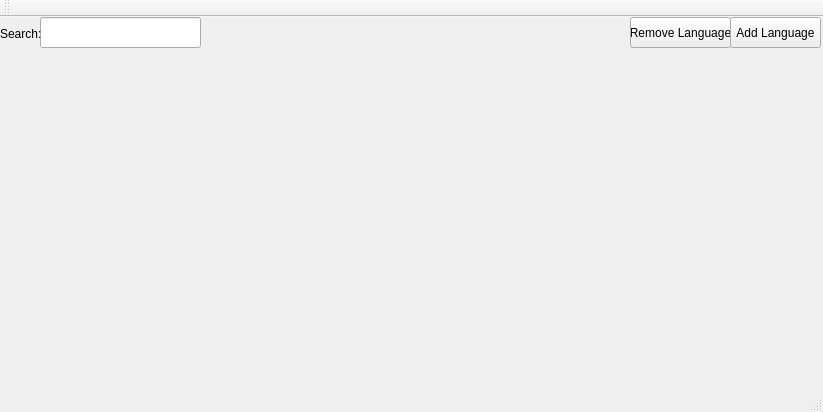
Qt form mainwindow.ui (TZer0/Translate) before a commit.
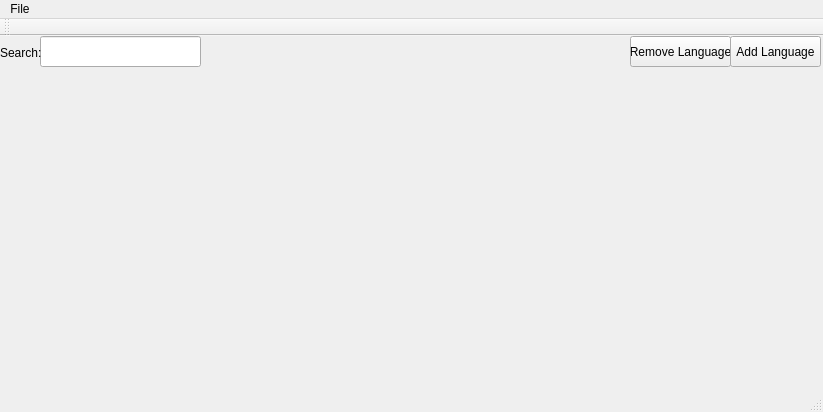
The same form after that commit.

Commit message: Add and remove languages from config.

What changed in the file:
```diff
--- a/mainwindow.ui
+++ b/mainwindow.ui
@@ -79,6 +79,13 @@
      <height>21</height>
     </rect>
    </property>
+   <widget class="QMenu" name="menuTranslate">
+    <property name="title">
+     <string>File</string>
+    </property>
+    <addaction name="actionReload"/>
+   </widget>
+   <addaction name="menuTranslate"/>
   </widget>
   <widget class="QToolBar" name="mainToolBar">
    <attribute name="toolBarArea">
```
Left out of the diff: 5 changed lines with no effect on the pictures. The commit also changes 2 other files.
